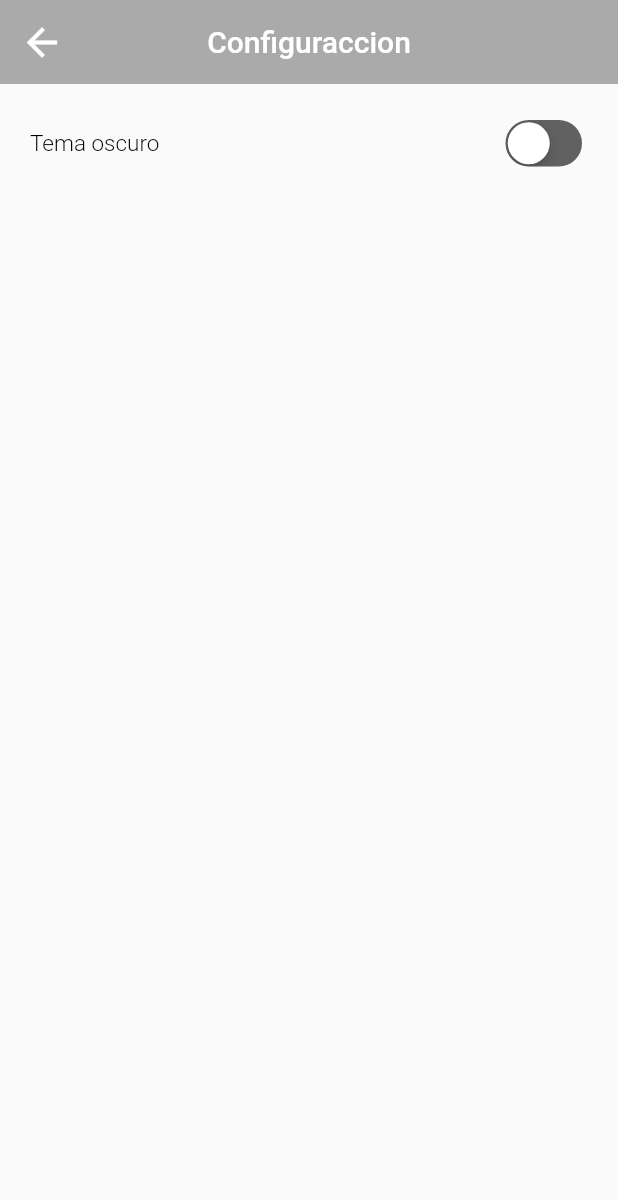
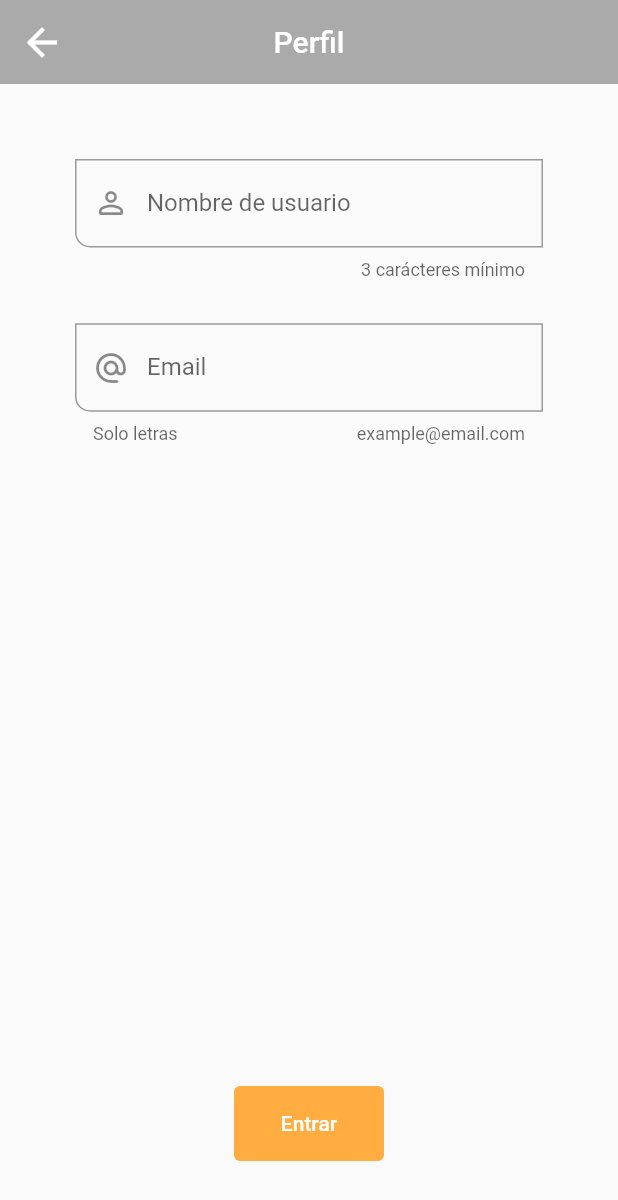
Before and after one commit to MurgaRoberto/PMPDproj, a Flutter app: the SettingsScreen screen opened directly, on a phone screen of 412 x 824 dp. Shown: the top 1200 px of the screen. Run offline on Flutter 3.47's test engine with Material 2 defaults, Android fonts, the phone set to English and light mode, and no system bars; our stand-ins replace like_button, sqflite; missing offline and left inert: dart:ffi, dart:html, dart:js_util; accounts and stored records are empty.

Commit message:
pantalla registro de usuario

```diff
--- a/proj_app_roberto/lib/main.dart
+++ b/proj_app_roberto/lib/main.dart
@@ -37,7 +37,7 @@ class _MyAppState extends State<MyApp> {
           currentIndex: _paginaActual,
           items: const [
             BottomNavigationBarItem(icon: Icon( Icons.home ), label: 'Home'),
-            BottomNavigationBarItem(icon: Icon( Icons.security ), label: 'Ajustes')
+            BottomNavigationBarItem(icon: Icon( Icons.person_pin ), label: 'Perfil')
           ],
         ),
         floatingActionButton: const BotonFavoritos(),
--- a/proj_app_roberto/lib/screens/listData.dart
+++ b/proj_app_roberto/lib/screens/listData.dart
@@ -40,7 +40,6 @@ class _ListDataScreenState extends State<ListDataScreen> {
 
 
 
-
   @override
   Widget build(BuildContext context) {
     return Scaffold(
@@ -57,6 +56,7 @@ class _ListDataScreenState extends State<ListDataScreen> {
                       itemCount: _items.length,
                       itemBuilder: (context, index) {
                         return Card(
+
                       margin: const EdgeInsets.only(right:5, left: 5, top: 5, bottom: 10),
                       color: Colors.white,
 
--- a/proj_app_roberto/lib/screens/settingsScreen.dart
+++ b/proj_app_roberto/lib/screens/settingsScreen.dart
@@ -1,3 +1,5 @@
+import 'dart:html';
+
 import 'package:flutter/cupertino.dart';
 import 'package:flutter/material.dart';
 
@@ -23,31 +25,59 @@ class _SettingsScreenState extends State<SettingsScreen> {
   Widget build(BuildContext context) {
     return Scaffold(
       appBar: AppBar(
-        title: const Text('Configuraccion'),
+        title: const Text('Perfil'),
       ),
-      body: Padding(
-        padding: const EdgeInsets.all(20),
-        child: Column(
-          children: [
-            Row(
-              mainAxisAlignment: MainAxisAlignment.spaceBetween,
-              children: [
-                const Text('Tema oscuro', style: TextStyle(
-                  fontSize: 15.0,
-                  fontFamily: 'Roboto',
-                  fontWeight: FontWeight.w300,
-                  color: Colors.black
-                )),
-                const Spacer(),
-                customSwitch(val1, onChangeFunction1),
 
-                ],
-              ),
-            ],
-          )
-        ),
-      );
+        body: Container(
+      margin: const EdgeInsets.all(50),
+      child: Column(
+        children: [
+          TextFormField(
+            onChanged: (value) {},
+            validator: ((value) {
+              if (value == null) return 'campo vacío y es obligatorio';
+              return value.length < 3 ? 'Minimo 3 valores' : null;
+            }),
+            keyboardType: TextInputType.name,
+            autovalidateMode: AutovalidateMode.onUserInteraction,
+            decoration: const InputDecoration(
+                hintText: 'Nombre de usuario',
+                labelText: 'Nombre de usuario',
+                counterText: '3 carácteres mínimo',
+                prefixIcon: Icon(Icons.person_outline_rounded),
+                border: OutlineInputBorder(
+                    borderRadius:
+                        BorderRadius.only(bottomLeft: Radius.circular(10)))),
+          ),
 
+          const Spacer(flex: 10,),
+
+          TextFormField(
+            onChanged: (value) {},
+            validator: ((value) {
+              if (value == null) return 'campo vacío y es obligatorio';
+              return value.length < 3 ? 'Minimo 3 valores' : null;
+            }),
+            keyboardType: TextInputType.emailAddress,
+            autovalidateMode: AutovalidateMode.onUserInteraction,
+            decoration: const InputDecoration(
+                hintText: 'E-Mail',
+                labelText: 'Email',
+                helperText: 'Solo letras',
+                counterText: 'example@email.com',
+                prefixIcon: Icon(Icons.alternate_email_rounded),
+                border: OutlineInputBorder(
+                    borderRadius:
+                        BorderRadius.only(bottomLeft: Radius.circular(10)))),
+
+          ),
+
+          const Spacer(flex: 150,),
+          comoLlegarBtn(),
+          //const CheckBoxScreen(),
+        ],
+      ),
+    ));
   }
 
   CupertinoSwitch customSwitch(bool val, Function onChangeMethod) {
@@ -61,3 +91,18 @@ class _SettingsScreenState extends State<SettingsScreen> {
               );
   }
 }
+
+
+///
+/// Boton abrir mapa
+///
+TextButton comoLlegarBtn(){
+  return TextButton(
+    style: TextButton.styleFrom(backgroundColor: const Color.fromARGB(255, 255, 172, 64), fixedSize: Size.fromHeight(50), maximumSize:  const Size.fromWidth(100), ),
+    onPressed: (){
+      print('Hello');
+    },
+    child: const Text('Entrar', style: TextStyle(color: Colors.white),
+  )
+  );
+}
--- /dev/null
+++ b/proj_app_roberto/lib/user.dart
@@ -0,0 +1,14 @@
+import 'dart:math';
+
+class User {
+  int id;
+  String nombreUser;
+  String eMail;
+
+  User({required this.id, required this.nombreUser,  required this.eMail});
+
+  Map<String, dynamic> toMap() {
+    return {'id':id, 'nombreUser': nombreUser, 'eMail':eMail};
+  }
+
+}
--- a/proj_app_roberto/pubspec.yaml
+++ b/proj_app_roberto/pubspec.yaml
@@ -41,6 +41,8 @@ dependencies:
   flutter_swiper: ^1.1.6
   url_launcher: ^6.1.10
   like_button: ^2.0.5
+  path_provider: ^2.0.15
+  sqflite:
 
 
 dev_dependencies:
```
Also changed, not shown: proj_app_roberto/lib/DataBase/db.dart (added, +52 -0 lines), proj_app_roberto/pubspec.lock, 1 other file.
